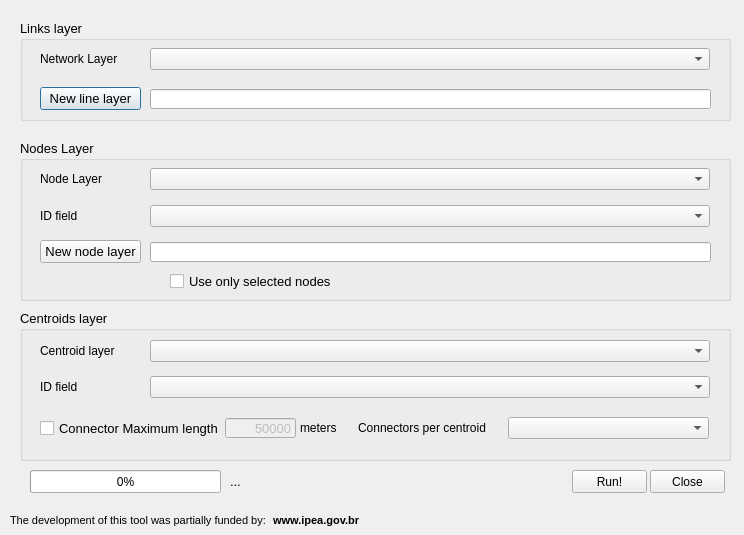
Above: forms/Ui_ConnectingCentroids.ui from AequilibraE/qaequilibrae before the change. Below: the same form after it.
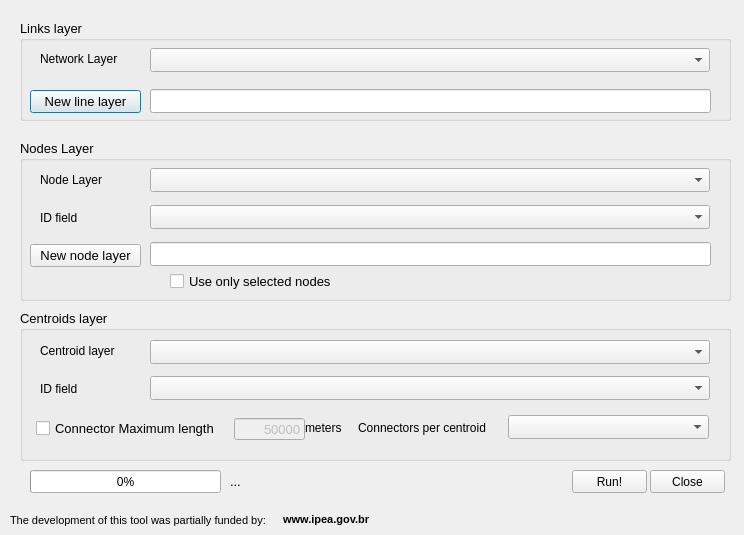
That is the form after the change.

```diff
--- a/forms/Ui_ConnectingCentroids.ui
+++ b/forms/Ui_ConnectingCentroids.ui
@@ -57,10 +57,10 @@
     </property>
     <property name="geometry">
      <rect>
-      <x>205</x>
+      <x>214</x>
       <y>108</y>
       <width>71</width>
-      <height>20</height>
+      <height>22</height>
      </rect>
     </property>
     <property name="text">
@@ -75,7 +75,7 @@
      <rect>
       <x>20</x>
       <y>30</y>
-      <width>80</width>
+      <width>131</width>
       <height>22</height>
      </rect>
     </property>
@@ -94,7 +94,7 @@
       <x>130</x>
       <y>30</y>
       <width>560</width>
-      <height>22</height>
+      <height>24</height>
      </rect>
     </property>
     <property name="font">
@@ -107,8 +107,8 @@
     <property name="geometry">
      <rect>
       <x>20</x>
-      <y>66</y>
-      <width>80</width>
+      <y>68</y>
+      <width>121</width>
       <height>22</height>
      </rect>
     </property>
@@ -127,7 +127,7 @@
       <x>130</x>
       <y>66</y>
       <width>560</width>
-      <height>22</height>
+      <height>24</height>
      </rect>
     </property>
     <property name="font">
@@ -139,9 +139,9 @@
    <widget class="QCheckBox" name="IfMaxLength">
     <property name="geometry">
      <rect>
-      <x>20</x>
+      <x>16</x>
       <y>110</y>
-      <width>191</width>
+      <width>201</width>
       <height>17</height>
      </rect>
     </property>
@@ -152,7 +152,7 @@
    <widget class="QLabel" name="label_6">
     <property name="geometry">
      <rect>
-      <x>280</x>
+      <x>285</x>
       <y>110</y>
       <width>51</width>
       <height>16</height>
@@ -171,9 +171,9 @@
     <property name="geometry">
      <rect>
       <x>488</x>
-      <y>107</y>
+      <y>105</y>
       <width>201</width>
-      <height>22</height>
+      <height>24</height>
      </rect>
     </property>
     <property name="font">
@@ -205,7 +205,7 @@
      <rect>
       <x>20</x>
       <y>28</y>
-      <width>80</width>
+      <width>111</width>
       <height>22</height>
      </rect>
     </property>
@@ -224,7 +224,7 @@
       <x>130</x>
       <y>28</y>
       <width>560</width>
-      <height>22</height>
+      <height>24</height>
      </rect>
     </property>
     <property name="font">
@@ -239,7 +239,7 @@
       <x>130</x>
       <y>69</y>
       <width>561</width>
-      <height>20</height>
+      <height>24</height>
      </rect>
     </property>
     <property name="font">
@@ -254,9 +254,9 @@
    <widget class="QPushButton" name="ChooseLineLayer">
     <property name="geometry">
      <rect>
-      <x>20</x>
-      <y>67</y>
-      <width>101</width>
+      <x>10</x>
+      <y>70</y>
+      <width>111</width>
       <height>23</height>
      </rect>
     </property>
@@ -362,8 +362,8 @@
     <property name="geometry">
      <rect>
       <x>20</x>
-      <y>28</y>
-      <width>80</width>
+      <y>29</y>
+      <width>131</width>
       <height>22</height>
      </rect>
     </property>
@@ -382,7 +382,7 @@
       <x>130</x>
       <y>28</y>
       <width>560</width>
-      <height>22</height>
+      <height>24</height>
      </rect>
     </property>
     <property name="font">
@@ -397,7 +397,7 @@
       <x>130</x>
       <y>102</y>
       <width>561</width>
-      <height>20</height>
+      <height>24</height>
      </rect>
     </property>
     <property name="font">
@@ -412,9 +412,9 @@
    <widget class="QPushButton" name="ChooseNodeLayer">
     <property name="geometry">
      <rect>
-      <x>20</x>
-      <y>100</y>
-      <width>101</width>
+      <x>10</x>
+      <y>104</y>
+      <width>111</width>
       <height>23</height>
      </rect>
     </property>
@@ -441,7 +441,7 @@
       <x>130</x>
       <y>65</y>
       <width>560</width>
-      <height>22</height>
+      <height>24</height>
      </rect>
     </property>
     <property name="font">
@@ -454,7 +454,7 @@
     <property name="geometry">
      <rect>
       <x>20</x>
-      <y>65</y>
+      <y>67</y>
       <width>80</width>
       <height>22</height>
      </rect>
@@ -472,8 +472,8 @@
   <widget class="QLabel" name="label_16">
    <property name="geometry">
     <rect>
-     <x>270</x>
-     <y>510</y>
+     <x>280</x>
+     <y>509</y>
      <width>151</width>
      <height>21</height>
     </rect>
```
